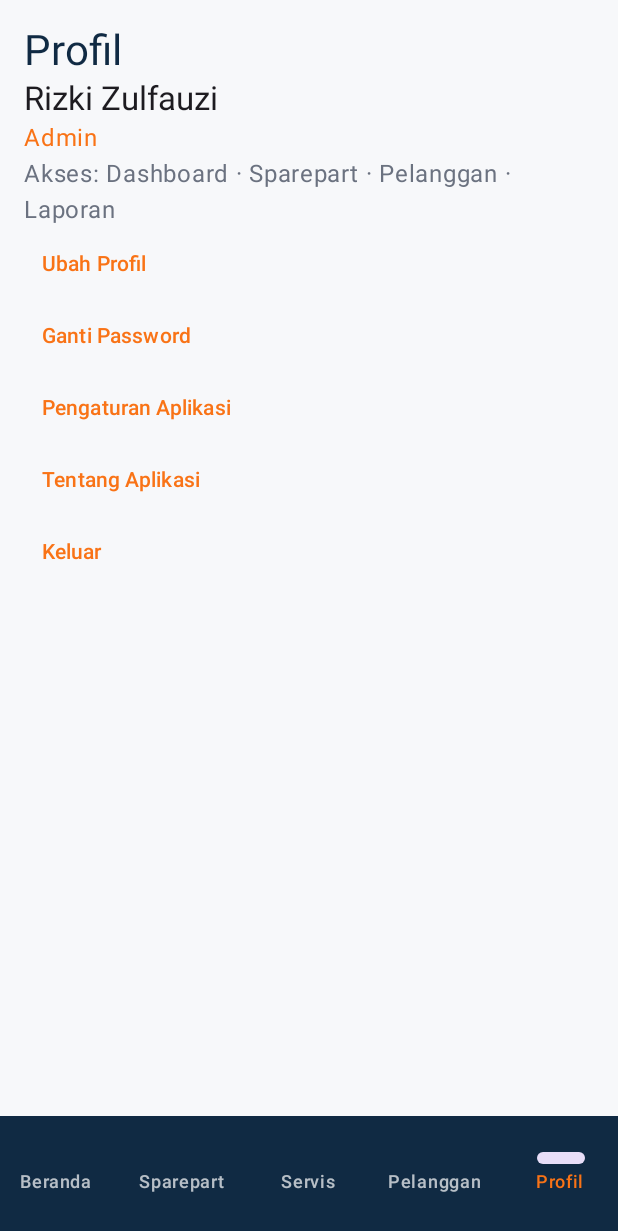
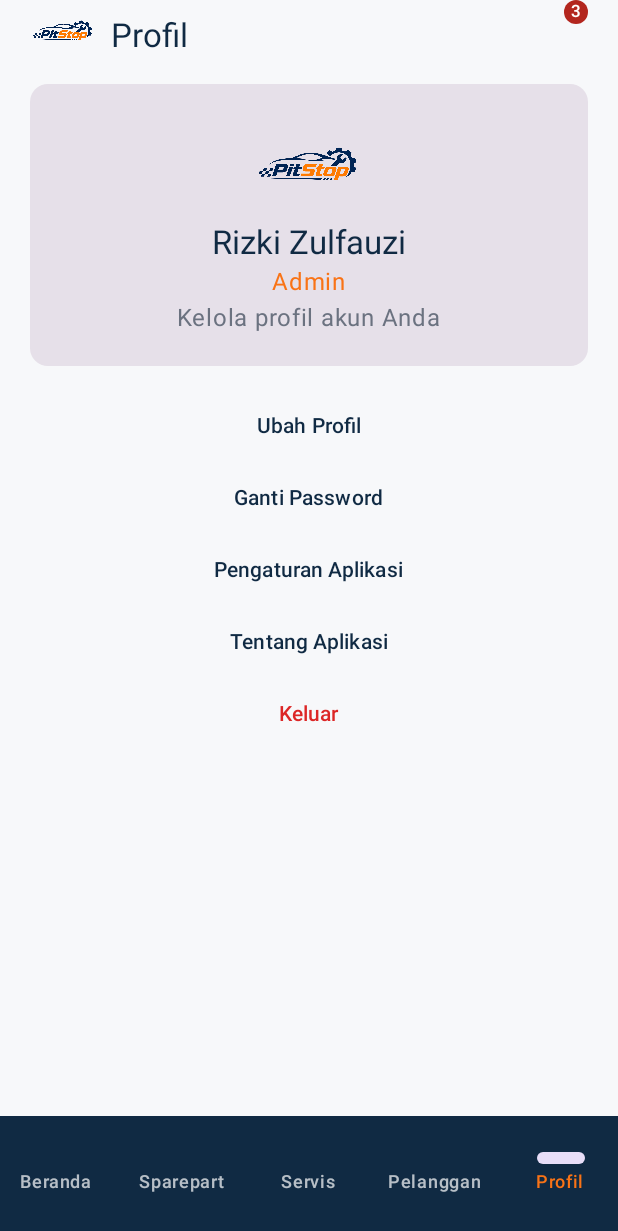
Before and after one commit to rizkizulfauzi/0039_PitStop, an Android app built with Jetpack Compose: the composable ProfileScreen shown on its own in the app's theme, on a phone screen of 412 x 824 dp. Shown: the top 1231 px of the screen. Run offline under Robolectric (Android 15) with nearby library versions, the phone set to English and light mode, and no system bars.

Commit message:
fix: align profile screen with wireframe account card

```diff
--- a/app/src/main/java/com/example/pitstop/features/profile/ProfileScreen.kt
+++ b/app/src/main/java/com/example/pitstop/features/profile/ProfileScreen.kt
@@ -2,8 +2,9 @@ package com.example.pitstop.features.profile
 import androidx.compose.foundation.layout.*
 import androidx.compose.material3.*
 import androidx.compose.runtime.Composable
+import androidx.compose.ui.Alignment
 import androidx.compose.ui.Modifier
 import androidx.compose.ui.unit.dp
-import com.example.pitstop.ui.components.PitStopBottomBar
+import com.example.pitstop.ui.components.*
 import com.example.pitstop.ui.theme.*
-@Composable fun ProfileScreen(){Scaffold(bottomBar={PitStopBottomBar("Profil"){} }){p->Column(Modifier.padding(p).padding(16.dp)){Text("Profil",color=PitStopNavy,style=MaterialTheme.typography.headlineMedium);Text("Rizki Zulfauzi",style=MaterialTheme.typography.titleLarge);Text("Admin",color=PitStopOrange);Text("Akses: Dashboard · Sparepart · Pelanggan · Laporan",color=PitStopMuted);listOf("Ubah Profil","Ganti Password","Pengaturan Aplikasi","Tentang Aplikasi","Keluar").forEach{TextButton({}){Text(it)}}}}}
+@Composable fun ProfileScreen(){Scaffold(bottomBar={PitStopBottomBar("Profil"){} }){p->Column(Modifier.padding(p).padding(horizontal=20.dp),horizontalAlignment=Alignment.CenterHorizontally){PitStopTopBar("Profil");Card(Modifier.fillMaxWidth()){Column(Modifier.fillMaxWidth().padding(20.dp),horizontalAlignment=Alignment.CenterHorizontally){PitStopLogo(Modifier.size(72.dp));Text("Rizki Zulfauzi",color=PitStopNavy,style=MaterialTheme.typography.titleLarge);Text("Admin",color=PitStopOrange);Text("Kelola profil akun Anda",color=PitStopMuted)}};Spacer(Modifier.height(16.dp));listOf("Ubah Profil","Ganti Password","Pengaturan Aplikasi","Tentang Aplikasi").forEach{TextButton({},Modifier.fillMaxWidth()){Text(it,color=PitStopNavy)}};TextButton({},Modifier.fillMaxWidth()){Text("Keluar",color=PitStopDanger)}}}}
```
